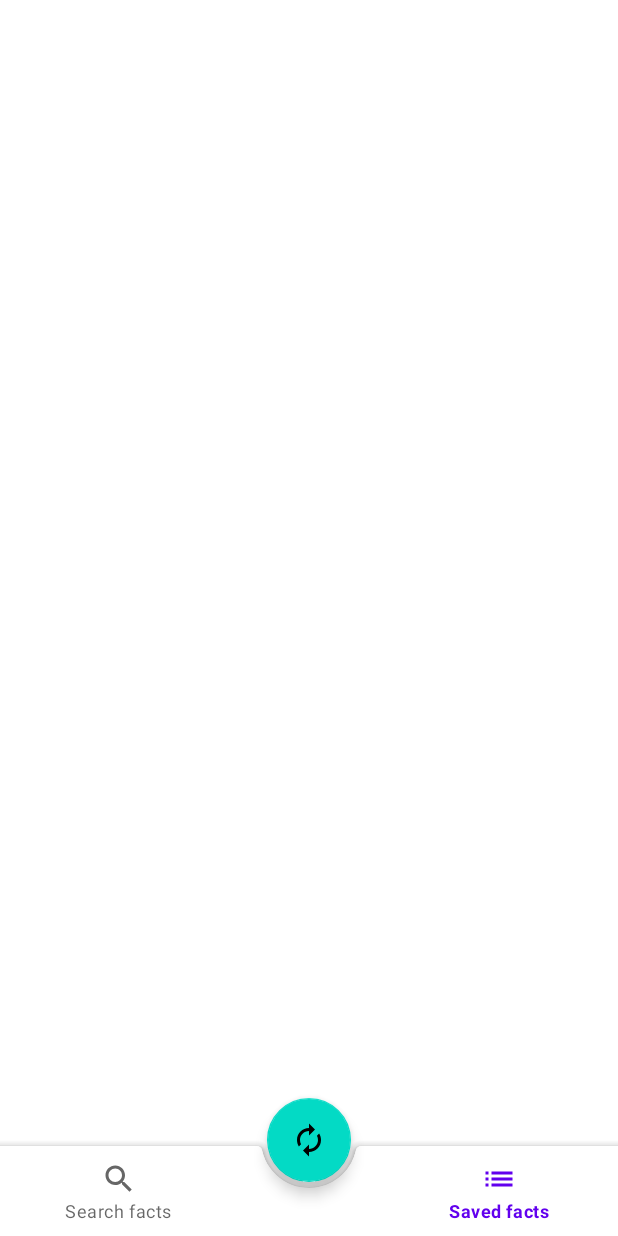
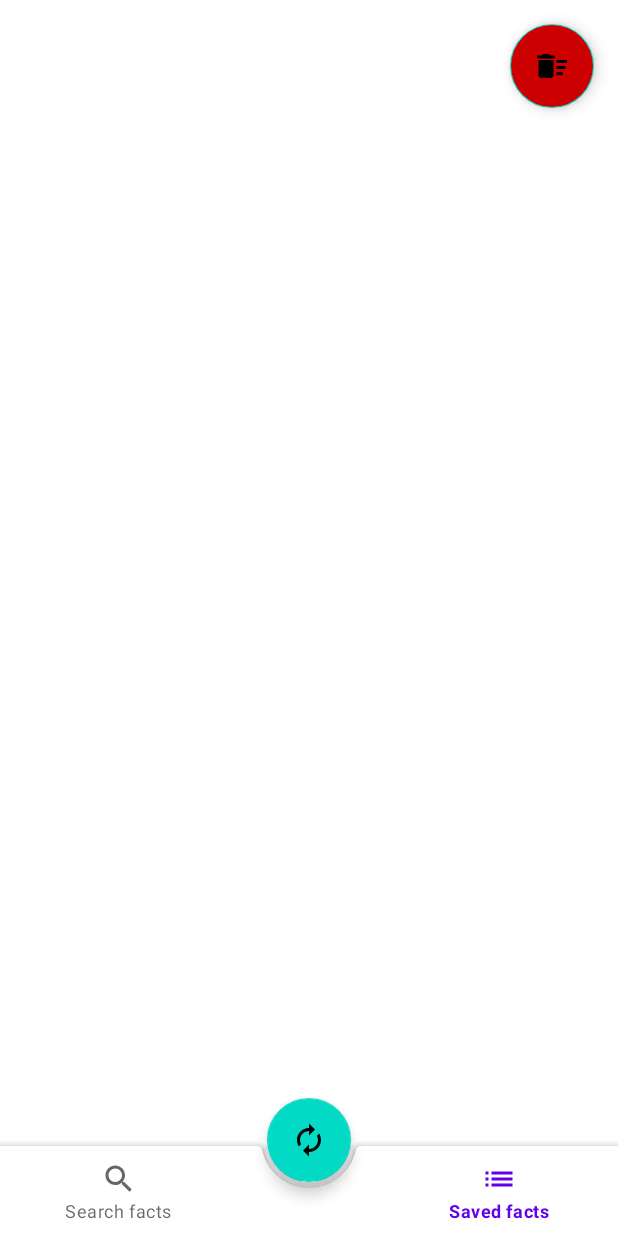
Before and after one commit to zvonimirplivelic/ChuckFacts, an Android app: the FactListFragment screen opened through its navigation route, on a phone screen of 412 x 824 dp. Run offline under Robolectric (Android 15) with nearby library versions, the phone set to English and light mode, and no system bars; our stand-ins replace Room's generated code, Timber, navigation-ui; 3 statements that could not run were skipped.

Commit message:
Added clear fact table functionality

```diff
--- a/app/src/main/java/com/zvonimirplivelic/chuckfacts/database/ChuckFactsDao.kt
+++ b/app/src/main/java/com/zvonimirplivelic/chuckfacts/database/ChuckFactsDao.kt
@@ -13,6 +13,9 @@ interface ChuckFactsDao {
     @Delete
     suspend fun deleteFact(chuckFact: ChuckFact)
 
+    @Query("DELETE FROM chuck_facts")
+    suspend fun deleteAllFacts()
+
     @Query("SELECT * FROM chuck_facts")
     fun getAllFacts(): LiveData<List<ChuckFact>>
 }
--- a/app/src/main/java/com/zvonimirplivelic/chuckfacts/repository/ChuckFactsRepository.kt
+++ b/app/src/main/java/com/zvonimirplivelic/chuckfacts/repository/ChuckFactsRepository.kt
@@ -20,4 +20,6 @@ class ChuckFactsRepository(private val db: ChuckFactsDatabase) {
 
     suspend fun deleteChuckFact(chuckFact: ChuckFact) =
         db.getFactsDao().deleteFact(chuckFact)
+
+    suspend fun clearFactTable() = db.getFactsDao().deleteAllFacts()
 }
--- a/app/src/main/java/com/zvonimirplivelic/chuckfacts/ui/ChuckFactsViewModel.kt
+++ b/app/src/main/java/com/zvonimirplivelic/chuckfacts/ui/ChuckFactsViewModel.kt
@@ -120,6 +120,10 @@ class ChuckFactsViewModel(
         chuckFactsRepository.deleteChuckFact(chuckFact)
     }
 
+    fun deleteAllFacts() = viewModelScope.launch {
+        chuckFactsRepository.clearFactTable()
+    }
+
     private fun hasInternetConnection(): Boolean {
         val connectivityManager = getApplication<ChuckFactsApplication>().getSystemService(
             Context.CONNECTIVITY_SERVICE
--- a/app/src/main/java/com/zvonimirplivelic/chuckfacts/ui/fragments/FactListFragment.kt
+++ b/app/src/main/java/com/zvonimirplivelic/chuckfacts/ui/fragments/FactListFragment.kt
@@ -7,17 +7,21 @@ import android.view.LayoutInflater
 import android.view.View
 import android.view.ViewGroup
 import androidx.lifecycle.Observer
+import androidx.lifecycle.lifecycleScope
 import androidx.recyclerview.widget.LinearLayoutManager
 import androidx.recyclerview.widget.RecyclerView
+import com.google.android.material.floatingactionbutton.FloatingActionButton
 import com.zvonimirplivelic.chuckfacts.R
 import com.zvonimirplivelic.chuckfacts.adapter.ChuckFactAdapter
 import com.zvonimirplivelic.chuckfacts.ui.ChuckFactsActivity
 import com.zvonimirplivelic.chuckfacts.ui.ChuckFactsViewModel
+import kotlinx.coroutines.launch
 
 class FactListFragment : Fragment(R.layout.fact_list_fragment) {
     private lateinit var viewModel: ChuckFactsViewModel
     lateinit var chuckFactAdapter: ChuckFactAdapter
     lateinit var recyclerView: RecyclerView
+    lateinit var clearListFab: FloatingActionButton
 
     override fun onCreateView(
         inflater: LayoutInflater,
@@ -32,12 +36,18 @@ class FactListFragment : Fragment(R.layout.fact_list_fragment) {
     override fun onViewCreated(view: View, savedInstanceState: Bundle?) {
         super.onViewCreated(view, savedInstanceState)
 
+        val clearListFab: FloatingActionButton = view.findViewById(R.id.delete_all_facts_fab)
+
         recyclerView = view.findViewById(R.id.saved_facts_list_rv)
         setupRecyclerView()
 
         viewModel.getSavedFacts().observe(viewLifecycleOwner, { chuckFacts ->
             chuckFactAdapter.differ.submitList(chuckFacts)
         })
+
+        clearListFab.setOnClickListener {
+            lifecycleScope.launch { clearAllFacts()}
+        }
     }
 
     private fun setupRecyclerView() {
@@ -47,4 +57,8 @@ class FactListFragment : Fragment(R.layout.fact_list_fragment) {
             layoutManager = LinearLayoutManager(activity)
         }
     }
+
+    private suspend fun clearAllFacts() {
+        viewModel.deleteAllFacts()
+    }
 }
--- /dev/null
+++ b/app/src/main/res/drawable/ic_delete_list_24.xml
@@ -0,0 +1,10 @@
+<vector xmlns:android="http://schemas.android.com/apk/res/android"
+    android:width="24dp"
+    android:height="24dp"
+    android:viewportWidth="24"
+    android:viewportHeight="24"
+    android:tint="?attr/colorControlNormal">
+  <path
+      android:fillColor="@android:color/white"
+      android:pathData="M15,16h4v2h-4zM15,8h7v2h-7zM15,12h6v2h-6zM3,18c0,1.1 0.9,2 2,2h6c1.1,0 2,-0.9 2,-2L13,8L3,8v10zM14,5h-3l-1,-1L6,4L5,5L2,5v2h12z"/>
+</vector>
--- a/app/src/main/res/layout/fact_list_fragment.xml
+++ b/app/src/main/res/layout/fact_list_fragment.xml
@@ -1,5 +1,6 @@
 <?xml version="1.0" encoding="utf-8"?>
-<FrameLayout xmlns:android="http://schemas.android.com/apk/res/android"
+<androidx.constraintlayout.widget.ConstraintLayout xmlns:android="http://schemas.android.com/apk/res/android"
+    xmlns:app="http://schemas.android.com/apk/res-auto"
     xmlns:tools="http://schemas.android.com/tools"
     android:id="@+id/fact_list_fragment"
     android:layout_width="match_parent"
@@ -7,9 +8,24 @@
     android:layout_marginBottom="75dp"
     tools:context=".ui.fragments.FactListFragment">
 
+    <com.google.android.material.floatingactionbutton.FloatingActionButton
+        android:id="@+id/delete_all_facts_fab"
+        android:layout_width="wrap_content"
+        android:layout_height="wrap_content"
+        android:layout_margin="16dp"
+        android:contentDescription="Clear stored facts"
+        android:src="@drawable/ic_delete_list_24"
+        android:backgroundTint="@android:color/holo_red_dark"
+        app:layout_constraintEnd_toEndOf="parent"
+        app:layout_constraintTop_toTopOf="parent" />
+
     <androidx.recyclerview.widget.RecyclerView
         android:id="@+id/saved_facts_list_rv"
         android:layout_width="match_parent"
-        android:layout_height="match_parent" />
+        android:layout_height="match_parent"
+        app:layout_constraintBottom_toBottomOf="parent"
+        app:layout_constraintLeft_toLeftOf="parent"
+        app:layout_constraintRight_toRightOf="parent"
+        app:layout_constraintTop_toTopOf="parent" />
 
-</FrameLayout>
+</androidx.constraintlayout.widget.ConstraintLayout>
```
